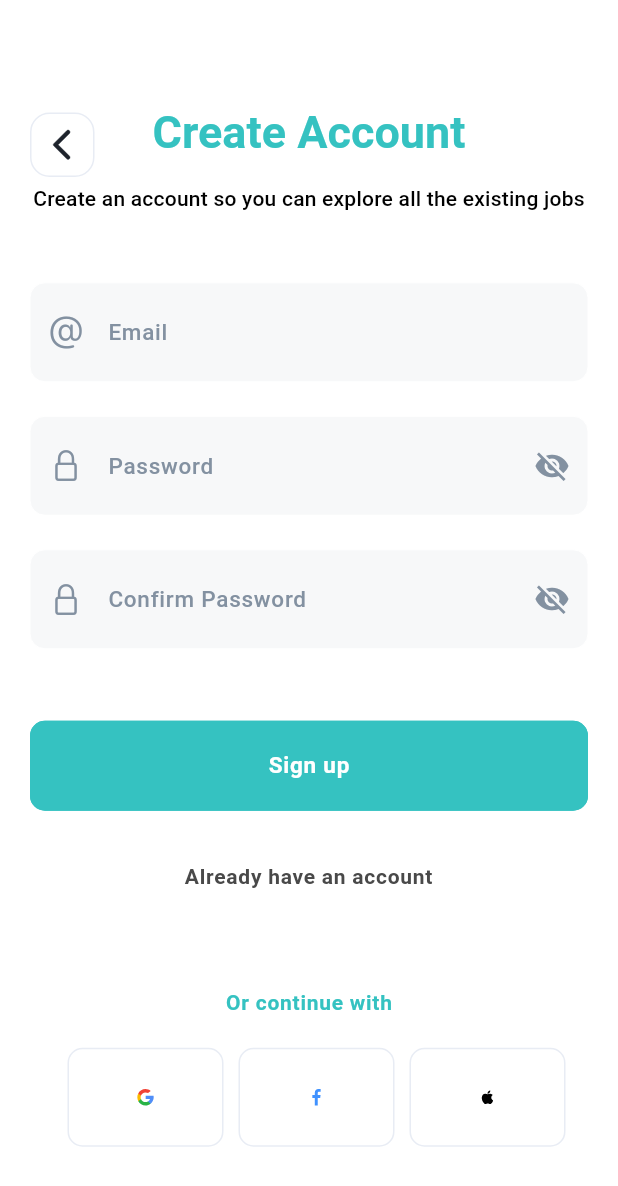
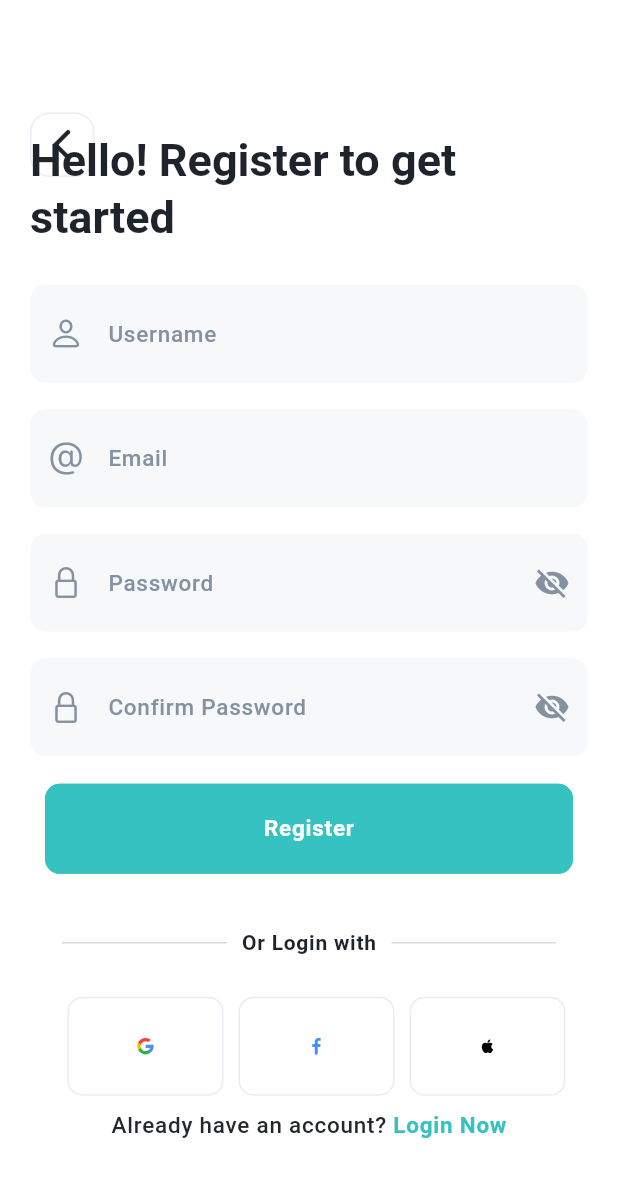
Before and after one commit to alade-01/Login_Register_App_UI, a Flutter app: the RegisterScreen screen opened by its route, on a phone screen of 412 x 824 dp. Shown: the top 1186 px of the screen. Run offline on Flutter 3.47's test engine with Material 3 defaults, Android fonts, the phone set to English and light mode, and no system bars; our stand-ins replace flutter_bloc, flutter_svg; Roboto replaces fonts that are missing (Poppins).

Commit message:
add register screen

```diff
--- a/lib/windows/login_screen.dart
+++ b/lib/windows/login_screen.dart
@@ -152,9 +152,7 @@ class _LoginScreenState extends State<LoginScreen> {
                   const SizedBox(height: BUTTON_SEPARATION_SPACE),
                   const SocialNetworkItem(),
                   const SizedBox(height: BUTTON_SEPARATION_SPACE),
-                  Align(
-                    alignment: Alignment.bottomCenter,
-                    child: RichText(
+                  RichText(
                     text: TextSpan(
                       text: 'Don’t have an account? ',
                       style:  Theme.of(context)
@@ -177,7 +175,6 @@ class _LoginScreenState extends State<LoginScreen> {
                         )
                       ],
                     ),
-                    ),
                   )
                 ],
               ),
--- a/lib/windows/register_screen.dart
+++ b/lib/windows/register_screen.dart
@@ -2,11 +2,11 @@ import 'package:flutter/cupertino.dart';
 import 'package:flutter/material.dart';
 
 import '../../components/shared/app_button.dart';
-import '../../core/router_generator.dart';
 import '../../core/utilis.dart';
 import '../../core/constants.dart';
 import '../components/item/social_network_item.dart';
 import '../components/shared/background.dart';
+import '../components/shared/or_divider.dart';
 
 class RegisterScreen extends StatefulWidget {
   const RegisterScreen({Key? key}) : super(key: key);
@@ -23,7 +23,8 @@ class _RegisterScreenState extends State<RegisterScreen> {
 
   GlobalKey<FormState> formKey = GlobalKey<FormState>();
 
-  final TextEditingController _emailController = TextEditingController(),
+  final TextEditingController _userController = TextEditingController(),
+      _emailController = TextEditingController(),
       _passwordController = TextEditingController(),
       _passwordControllerConfirm = TextEditingController();
 
@@ -31,9 +32,6 @@ class _RegisterScreenState extends State<RegisterScreen> {
   Widget build(BuildContext context) {
     Size size = MediaQuery.of(context).size;
     return Background(
-      child: SizedBox(
-        width: size.width,
-        height: size.height,
       child: Center(
         child: SingleChildScrollView(
           child: Padding(
@@ -44,35 +42,46 @@ class _RegisterScreenState extends State<RegisterScreen> {
                 mainAxisAlignment: MainAxisAlignment.center,
                 crossAxisAlignment: CrossAxisAlignment.center,
                 children: [
-                    Padding(
-                        padding: const EdgeInsets.only(top: 20),
-                        child: Text(
-                          "Create Account",
-                          style: Theme.of(context)
-                              .textTheme
-                              .titleLarge!
-                              .copyWith(
-                                  color: primaryColor,
+                  const SizedBox(height: BUTTON_SEPARATION_SPACE * 2.5),
+                  Text(
+                    "Hello! Register to get started",
+                    style: Theme.of(context).textTheme.titleLarge!.copyWith(
+                        color: secondaryColor,
                         fontSize: 30,
                         fontWeight: FontWeight.w700),
-                        )),
-                    const SizedBox(height: BUTTON_SEPARATION_SPACE * 1.5),
-                    Text(
-                      "Create an account so you can explore "
-                      "all the existing jobs",
-                      style: Theme.of(context).textTheme.titleMedium!.copyWith(
-                          color: Colors.black,
-                          fontSize: 14,
-                          fontWeight: FontWeight.w500),
-                      textAlign: TextAlign.center,
                   ),
-                    const SizedBox(height: BUTTON_SEPARATION_SPACE * 4),
+                  const SizedBox(height: BUTTON_SEPARATION_SPACE * 2),
                   Form(
                     key: formKey,
                     child: Column(
                       children: [
                         Container(
-                            margin: const EdgeInsets.only(top: 5),
+                          margin: const EdgeInsets.only(top: 5,bottom: 17),
+                          child: TextFormField(
+                            controller: _userController,
+                            style: textStyleInput,
+                            validator: (String? value) {
+                              if (value != null && value.isEmpty) {
+                                return "This field is required";
+                              }
+                              if (value != null &&
+                                  value.isNotEmpty &&
+                                  !StringUtil.isValidEmail(value)) {
+                                return "The Username is invalid";
+                              }
+                              return null;
+                            },
+                            decoration: const InputDecoration(
+                              prefixIcon: Icon(
+                                CupertinoIcons.person,
+                              ),
+                              hintText: "Username",
+                            ),
+                            keyboardType: TextInputType.text,
+                          ),
+                        ),
+                        Container(
+                          margin: const EdgeInsets.only(top: 0),
                           child: TextFormField(
                             controller: _emailController,
                             style: textStyleInput,
@@ -97,7 +106,7 @@ class _RegisterScreenState extends State<RegisterScreen> {
                           ),
                         ),
                         Container(
-                            margin: const EdgeInsets.symmetric(vertical: 23),
+                          margin: const EdgeInsets.symmetric(vertical: 17),
                           child: TextFormField(
                             validator: (String? value) {
                               if (value != null && value.isEmpty) {
@@ -170,55 +179,46 @@ class _RegisterScreenState extends State<RegisterScreen> {
                       ],
                     ),
                   ),
-                    const SizedBox(height: BUTTON_SEPARATION_SPACE * 4.8),
+                  const SizedBox(height: BUTTON_SEPARATION_SPACE * 1.8),
                   AppButton(
                     callback: () {
                       if (formKey.currentState!.validate()) {}
                     },
-                      label: "Sign up",
+                    label: "Register",
                     buttonType: ButtonType.PRIMARY,
                     width: size.width,
-                      horizontalPadding: 0,
+                    horizontalPadding: 10,
                   ),
-                    const SizedBox(height: BUTTON_SEPARATION_SPACE * 3.5),
-                    InkWell(
-                      onTap: () {
-                        Navigator.pushNamed(
-                            context, RouterGenerator.loginRoute);
-                      },
-                      child: Padding(
-                        padding: const EdgeInsets.all(0),
-                        child: Text(
-                          "Already have an account",
-                          textAlign: TextAlign.center,
-                          style: Theme.of(context)
+                  const SizedBox(height: BUTTON_SEPARATION_SPACE * 2),
+                  OrDivider(),
+                  const SizedBox(height: BUTTON_SEPARATION_SPACE),
+                  const SocialNetworkItem(),
+                  const SizedBox(height: BUTTON_SEPARATION_SPACE),
+                  RichText(
+                    text: TextSpan(
+                      text: 'Already have an account? ',
+                      style:  Theme.of(context)
                           .textTheme
                           .labelMedium!
                           .copyWith(
-                                  fontSize: 14,
-                                  color: const Color(0xFF494949),
-                                  fontWeight: FontWeight.w600),
-                        ),
-                      ),
-                    ),
-                    const SizedBox(height: BUTTON_SEPARATION_SPACE * 6.5),
-                    Container(
-                        margin: const EdgeInsets.symmetric(horizontal: 10),
-                        child: Text(
-                          "Or continue with",
-                          style: Theme.of(context)
+                          fontSize: 15,
+                          color: Color(0xFF24282C),
+                          fontWeight: FontWeight.w500),
+                      children: <TextSpan>[
+                        TextSpan(
+                            text: 'Login Now',
+                            style:  Theme.of(context)
                                 .textTheme
                                 .labelMedium!
                                 .copyWith(
-                                  fontSize: 14,
+                                fontSize: 15,
                                 color: primaryColor,
-                                  fontWeight: FontWeight.w600),
-                        )),
-                    const SizedBox(height: BUTTON_SEPARATION_SPACE * 2),
-                    const SocialNetworkItem(),
-                    const SizedBox(height: BUTTON_SEPARATION_SPACE),
+                                fontWeight: FontWeight.w700)
+                        )
                       ],
                     ),
+                  )
+                ],
               ),
             ),
           ),
--- a/lib/windows/welcome_screen.dart
+++ b/lib/windows/welcome_screen.dart
@@ -54,7 +54,7 @@ class _WelcomeScreenState extends State<WelcomeScreen> {
               const SizedBox(height: BUTTON_SEPARATION_SPACE * 2.5),
               AppButton(
                 callback: () =>
-                    Navigator.pushNamed(context, RouterGenerator.loginRoute),
+                    Navigator.pushNamed(context, RouterGenerator.registerRoute),
                 label: "Register",
                 color: Color(0xFF1E232C),
                 solid: false,
```
Lines whose indentation alone changed are shown as unchanged.
